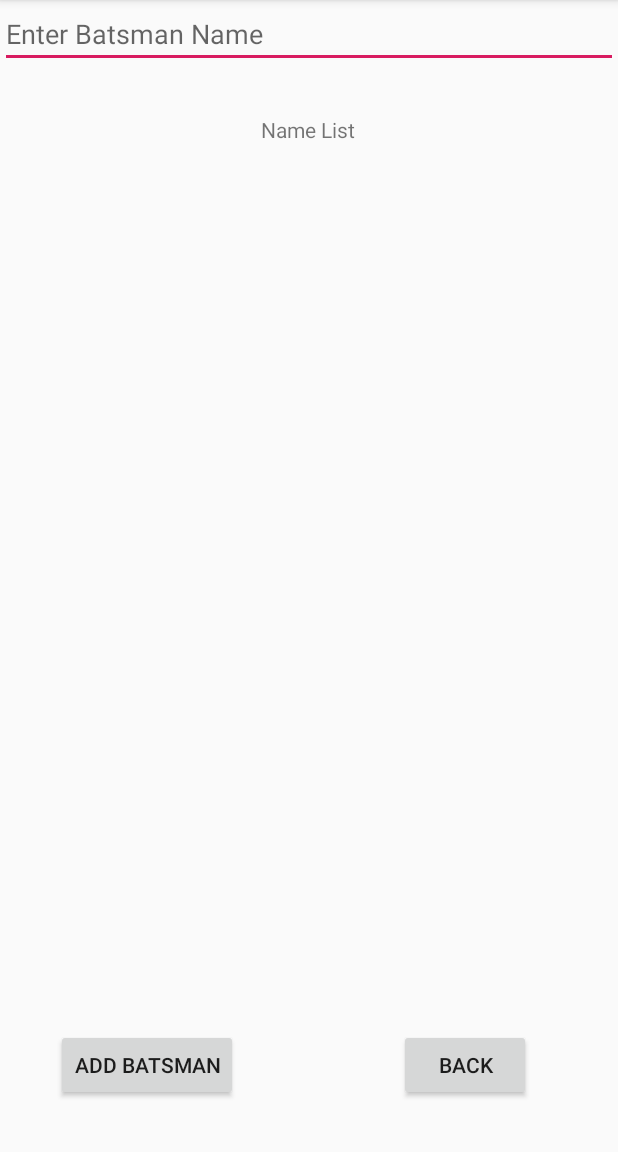
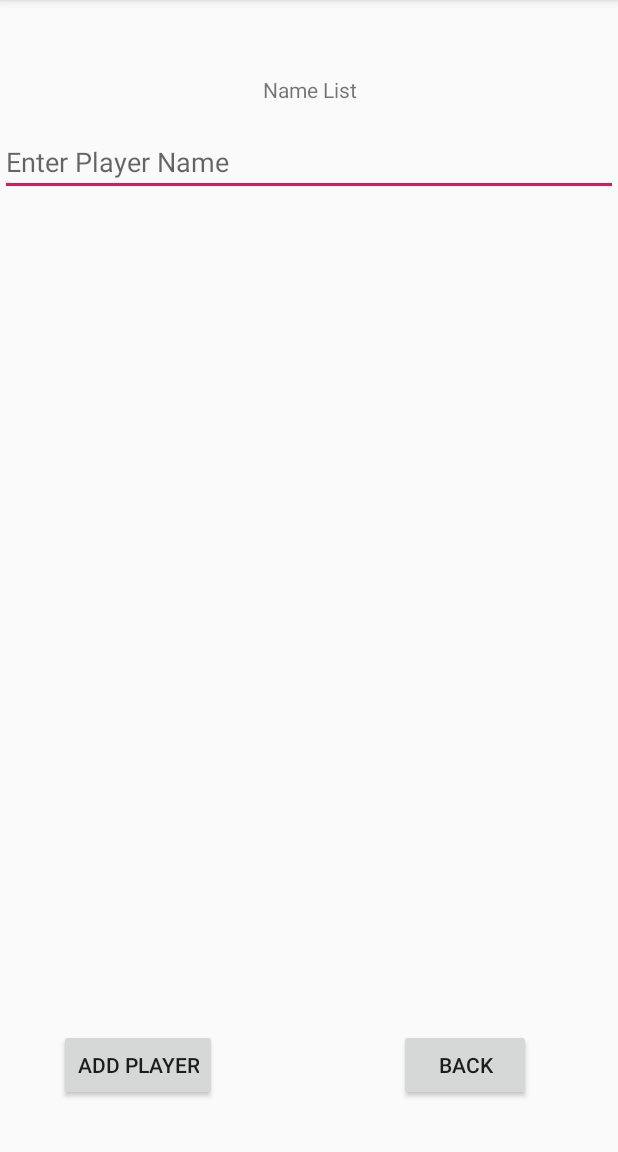
Before and after one commit to varounhanooman/CricketScoringApp, an Android app: the NameList screen opened directly, with no data from a screen before it, on a phone screen of 412 x 824 dp, the part 84-1236 px from its top. Run offline under Robolectric (Android 15) with nearby library versions, the phone set to English and light mode, and no system bars.

Commit message:
Added db table that stores the players names when add players button is clicked

```diff
--- a/app/src/main/AndroidManifest.xml
+++ b/app/src/main/AndroidManifest.xml
@@ -9,7 +9,7 @@
         android:roundIcon="@mipmap/ic_launcher_round"
         android:supportsRtl="true"
         android:theme="@style/AppTheme">
-        <activity android:name=".BallFrameViewActivity"></activity>
+        <activity android:name=".BallFrameViewActivity" />
         <activity android:name=".NameList" />
         <activity android:name=".MainActivity">
             <intent-filter>
--- a/app/src/main/java/com/example/cricket/DataBaseHandler.kt
+++ b/app/src/main/java/com/example/cricket/DataBaseHandler.kt
@@ -2,6 +2,7 @@ package com.example.cricket
 
 import android.content.ContentValues
 import android.content.Context
+import android.database.Cursor
 import android.database.sqlite.SQLiteDatabase
 import android.database.sqlite.SQLiteOpenHelper
 import android.widget.Toast
@@ -180,4 +181,20 @@ class DataBaseHandler(var context: Context) : SQLiteOpenHelper(context, DATABASE
         return list
     }
 
+    /***********************Queries*********************************************************/
+
+    fun queryTableExists(tableName: String): Int{
+        val db = this.readableDatabase
+        val query = "SELECT DISTINCT tbl_name from sqlite_master where tbl_name = $tableName"
+        val cursor = db.rawQuery(query, null)
+        if(cursor!=null) {
+            if(cursor.count >0) {
+                cursor.close();
+                return 1;
+            }
+            cursor.close();
+        }
+        return 0;
+    }
+
 }
--- a/app/src/main/java/com/example/cricket/NameList.kt
+++ b/app/src/main/java/com/example/cricket/NameList.kt
@@ -3,10 +3,7 @@ package com.example.cricket
 import android.content.Intent
 import androidx.appcompat.app.AppCompatActivity
 import android.os.Bundle
-import android.widget.Button
-import android.widget.EditText
-import android.widget.LinearLayout
-import android.widget.TextView
+import android.widget.*
 
 class NameList : AppCompatActivity() {
 
@@ -17,28 +14,41 @@ class NameList : AppCompatActivity() {
         val context = this
         var homeTeamList = mutableListOf<HomeTeamData>()
 
-        val btnAddBatsman = findViewById<Button>(R.id.btnAddBatsman)
+        val btnAddPlayer = findViewById<Button>(R.id.btnAddPlayer)
         val btnBack = findViewById<Button>(R.id.btnBack)
-        val batsmanName = findViewById<TextView>(R.id.batsmanName)
+        val playerName = findViewById<TextView>(R.id.playerName)
 
-        val layout = findViewById<LinearLayout>(R.id.linearLayoutNames)
+        val playerList = findViewById<ListView>(R.id.listViewPlayerNames)
 
         var db = DataBaseHandler(context)
+
+        //val tabExists = db.queryTableExists("HomeTeamData")
+
+        //if (tabExists == 1){
+            //create a list of the names stored in the db
+            //fill in list view
+        //}
 
 
 
         //handle button click
-        btnAddBatsman.setOnClickListener{
+        btnAddPlayer.setOnClickListener{
 
-            val playerName = batsmanName.text.toString()
-            homeTeamList.add(HomeTeamData(playerName, 0, 0, 0, 0))
+            val newName = playerName.text.toString()
+            homeTeamList.add(HomeTeamData(newName, 0, 0, 0, 0))
             db.insertDataTeamData(homeTeamList.last())
+            //
             // val tv_dynamic = TextView(this)
             // tv_dynamic.textSize = 20f
-            // tv_dynamic.text = batsmanName.text.toString()
-            batsmanName.text = ""
-            batsmanName.hint = "Enter Batsman Name"
+            // tv_dynamic.text = playerName.text.toString()
 
+            //add player name to the adapterlist
+
+            /*val adapter = ArrayAdapter(this, android.R.layout.simple_list_item_1,) //name of list with player names)
+            playerList.adapter = adapter*/
+
+            playerName.text = ""
+            playerName.hint = "Enter Player Name"
             // layout.addView(tv_dynamic)
         }
 
--- a/app/src/main/res/layout/activity_name_list.xml
+++ b/app/src/main/res/layout/activity_name_list.xml
@@ -11,19 +11,18 @@
         android:id="@+id/textView"
         android:layout_width="wrap_content"
         android:layout_height="wrap_content"
+        android:layout_marginTop="50dp"
+        android:layout_marginEnd="174dp"
+        android:layout_marginRight="174dp"
         android:text="Name List"
-        app:layout_constraintBottom_toBottomOf="parent"
-        app:layout_constraintHorizontal_bias="0.498"
-        app:layout_constraintLeft_toLeftOf="parent"
-        app:layout_constraintRight_toRightOf="parent"
-        app:layout_constraintTop_toTopOf="parent"
-        app:layout_constraintVertical_bias="0.102" />
+        app:layout_constraintEnd_toEndOf="parent"
+        app:layout_constraintTop_toTopOf="parent" />
 
     <Button
-        android:id="@+id/btnAddBatsman"
+        android:id="@+id/btnAddPlayer"
         android:layout_width="wrap_content"
         android:layout_height="wrap_content"
-        android:text="Add Batsman"
+        android:text="Add Player"
         app:layout_constraintBottom_toBottomOf="parent"
         app:layout_constraintHorizontal_bias="0.128"
         app:layout_constraintLeft_toLeftOf="parent"
@@ -36,33 +35,32 @@
         android:layout_width="wrap_content"
         android:layout_height="wrap_content"
         android:text="Back"
-        app:layout_constraintBottom_toBottomOf="@+id/btnAddBatsman"
+        app:layout_constraintBottom_toBottomOf="@+id/btnAddPlayer"
         app:layout_constraintHorizontal_bias="0.822"
         app:layout_constraintLeft_toLeftOf="parent"
         app:layout_constraintRight_toRightOf="parent"
         app:layout_constraintTop_toTopOf="parent"
         app:layout_constraintVertical_bias="1.0" />
 
-    <LinearLayout
-        android:id="@+id/linearLayoutNames"
-        android:layout_width="414dp"
-        android:layout_height="464dp"
-        android:layout_marginTop="76dp"
-        android:orientation="vertical"
-        app:layout_constraintTop_toBottomOf="@+id/textView"
-        tools:layout_editor_absoluteX="-4dp">
-
-    </LinearLayout>
-
     <EditText
-        android:id="@+id/batsmanName"
+        android:id="@+id/playerName"
         android:layout_width="match_parent"
         android:layout_height="wrap_content"
+        android:layout_marginTop="16dp"
         android:ems="10"
-        android:hint="Enter Batsman Name"
+        android:hint="Enter Player Name"
         android:inputType="textPersonName"
         android:text=""
-        tools:layout_editor_absoluteX="16dp"
-        tools:layout_editor_absoluteY="112dp" />
+        app:layout_constraintTop_toBottomOf="@+id/textView"
+        tools:layout_editor_absoluteX="1dp" />
+
+    <ListView
+        android:id="@+id/listViewPlayerNames"
+        android:layout_width="409dp"
+        android:layout_height="492dp"
+        android:layout_marginTop="10dp"
+        app:layout_constraintEnd_toEndOf="parent"
+        app:layout_constraintStart_toStartOf="parent"
+        app:layout_constraintTop_toBottomOf="@+id/playerName" />
 
 </androidx.constraintlayout.widget.ConstraintLayout>
```
